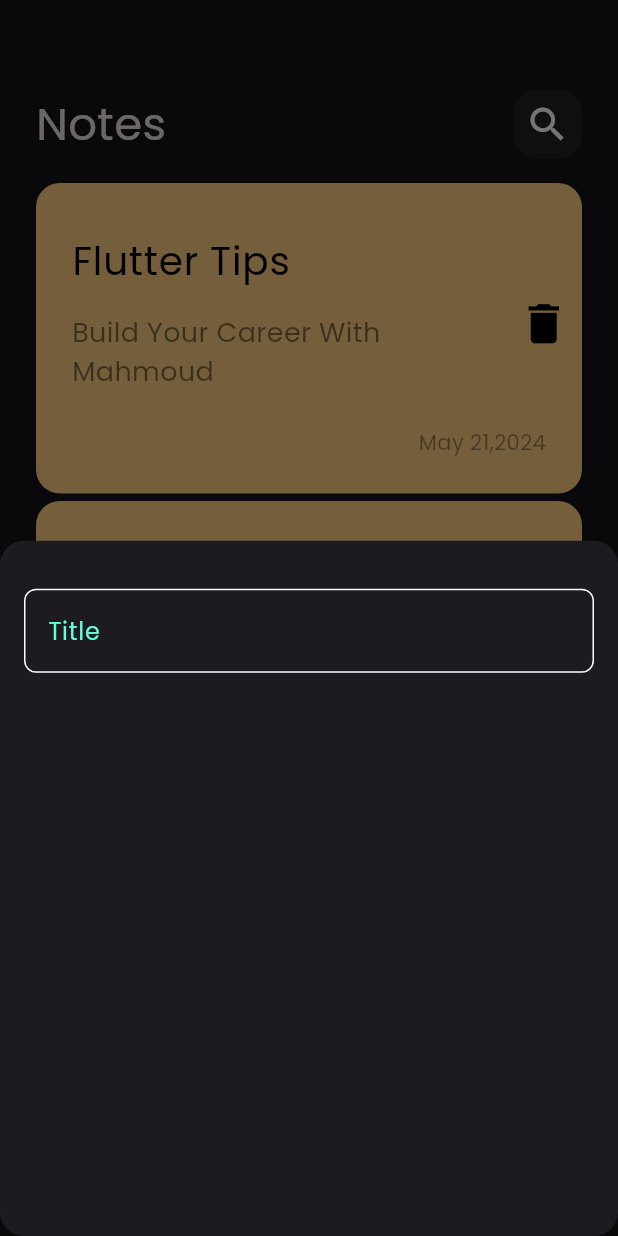
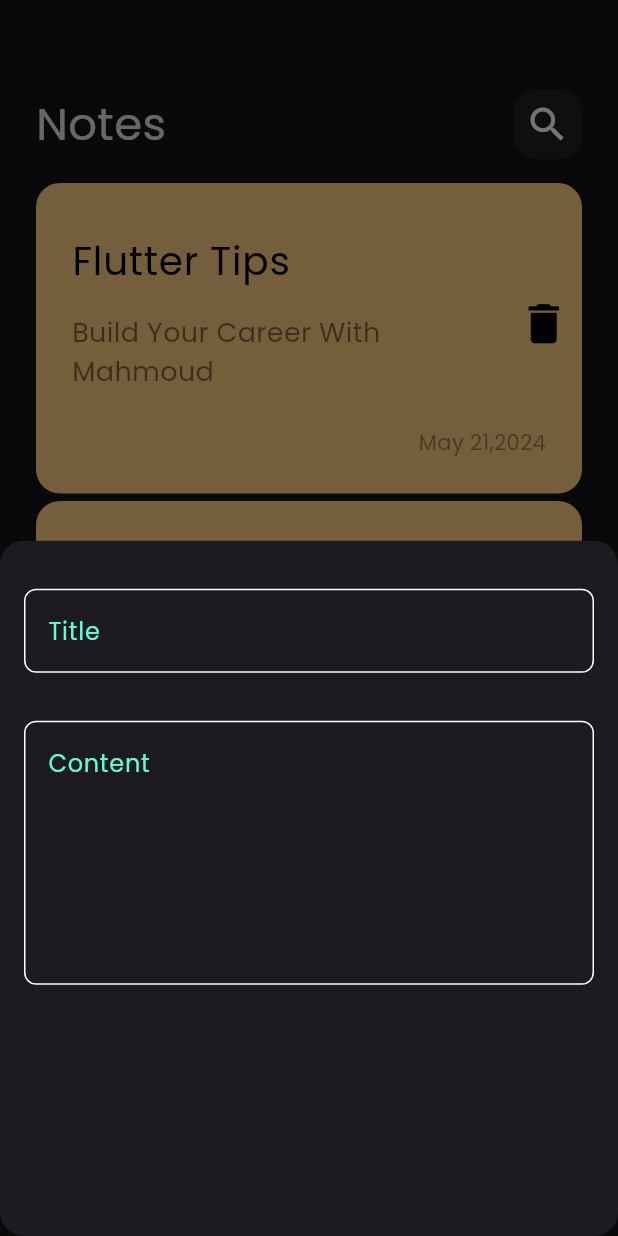
Before and after one commit to MahmoudMohamed447/Notes_App, a Flutter app: the screen it shows after launch, after a tap on the "add" icon, on a phone screen of 412 x 824 dp. Run offline on Flutter 3.47's test engine with Material 3 defaults, Android fonts, the phone set to English and light mode, and no system bars.

Commit message:
add new fields to notes buttom sheet

```diff
--- a/lib/widgets/add_show_modal_bottom_sheet.dart
+++ b/lib/widgets/add_show_modal_bottom_sheet.dart
@@ -7,12 +7,19 @@ class AddNoteModalBottomSheet extends StatelessWidget {
   @override
   Widget build(BuildContext context) {
     return const Padding(
-      padding: const EdgeInsets.symmetric(horizontal: 16),
+      padding: EdgeInsets.symmetric(horizontal: 16),
       child: Column(
         children: [
-          SizedBox(height: 32,),
-          CustomTextField()
-
+          SizedBox(
+            height: 32,
+          ),
+          CustomTextField(
+            hint: 'Title',
+          ),
+          SizedBox(
+            height: 32,
+          ),
+          CustomTextField(hint: 'Content', maxLines: 6,)
         ],
       ),
     );
--- a/lib/widgets/custom_text_field.dart
+++ b/lib/widgets/custom_text_field.dart
@@ -2,25 +2,27 @@ import 'package:flutter/material.dart';
 import 'package:notes_app/constant.dart';
 
 class CustomTextField extends StatelessWidget {
-  const CustomTextField({super.key});
-
+  const CustomTextField({super.key, required this.hint, this.maxLines = 1});
+  final String hint;
+  final int maxLines;
   @override
   Widget build(BuildContext context) {
     return TextField(
       cursorColor: keyPrimaryColor,
+      maxLines: maxLines,
       decoration: InputDecoration(
-        hintText: 'Title',
-        hintStyle:const TextStyle(color: keyPrimaryColor),
-          border: buildBorder(),
-          focusedBorder: buildBorder( keyPrimaryColor),
-          enabledBorder: buildBorder(),
-          ),
+        hintText: hint,
+        hintStyle: const TextStyle(color: keyPrimaryColor),
+        border: buildBorder(),
+        focusedBorder: buildBorder(keyPrimaryColor),
+        enabledBorder: buildBorder(),
+      ),
     );
   }
 
   OutlineInputBorder buildBorder([Color]) {
-    return OutlineInputBorder(borderRadius: BorderRadius.circular(8),
-        borderSide: BorderSide(color: Color??Colors.white)
-        );
+    return OutlineInputBorder(
+        borderRadius: BorderRadius.circular(8),
+        borderSide: BorderSide(color: Color ?? Colors.white));
   }
 }
```
